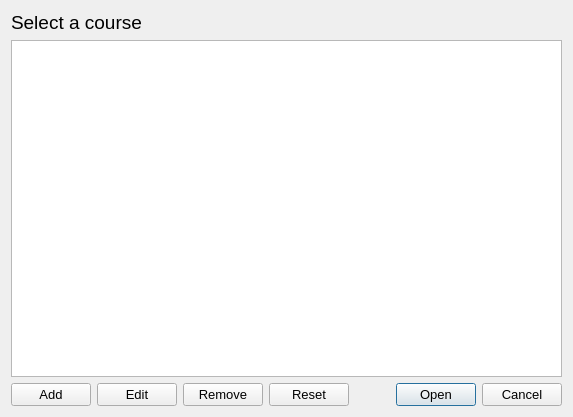
Qt form courses.ui (Sucharek233/ATFinQt) before a commit.
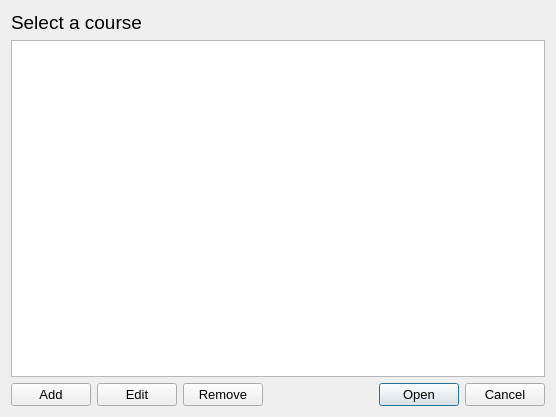
The same form after that commit.

The edit to the form file:
```diff
--- a/courses.ui
+++ b/courses.ui
@@ -6,7 +6,7 @@
    <rect>
     <x>0</x>
     <y>0</y>
-    <width>573</width>
+    <width>556</width>
     <height>417</height>
    </rect>
   </property>
@@ -14,15 +14,24 @@
    <string>Course selector</string>
   </property>
   <layout class="QGridLayout" name="gridLayout">
-   <item row="3" column="2">
-    <widget class="QPushButton" name="pushButton_Remove">
+   <item row="1" column="0" colspan="4">
+    <widget class="QListWidget" name="listWidget_Courses">
+     <property name="font">
+      <font>
+       <pointsize>12</pointsize>
+      </font>
+     </property>
+    </widget>
+   </item>
+   <item row="3" column="1">
+    <widget class="QPushButton" name="pushButton_Edit">
      <property name="font">
       <font>
        <pointsize>10</pointsize>
       </font>
      </property>
      <property name="text">
-      <string>Remove</string>
+      <string>Edit</string>
      </property>
     </widget>
    </item>
@@ -38,7 +47,7 @@
      </property>
     </widget>
    </item>
-   <item row="0" column="0" colspan="5">
+   <item row="0" column="0" colspan="4">
     <widget class="QLabel" name="label">
      <property name="sizePolicy">
       <sizepolicy hsizetype="Expanding" vsizetype="Fixed">
@@ -59,7 +68,19 @@
      </property>
     </widget>
    </item>
-   <item row="3" column="4">
+   <item row="3" column="2">
+    <widget class="QPushButton" name="pushButton_Remove">
+     <property name="font">
+      <font>
+       <pointsize>10</pointsize>
+      </font>
+     </property>
+     <property name="text">
+      <string>Remove</string>
+     </property>
+    </widget>
+   </item>
+   <item row="3" column="3">
     <widget class="QDialogButtonBox" name="buttonBox">
      <property name="font">
       <font>
@@ -74,39 +95,6 @@
      </property>
     </widget>
    </item>
-   <item row="3" column="3">
-    <widget class="QPushButton" name="pushButton_Reset">
-     <property name="font">
-      <font>
-       <pointsize>10</pointsize>
-      </font>
-     </property>
-     <property name="text">
-      <string>Reset</string>
-     </property>
-    </widget>
-   </item>
-   <item row="1" column="0" colspan="5">
-    <widget class="QListWidget" name="listWidget_Courses">
-     <property name="font">
-      <font>
-       <pointsize>12</pointsize>
-      </font>
-     </property>
-    </widget>
-   </item>
-   <item row="3" column="1">
-    <widget class="QPushButton" name="pushButton_Edit">
-     <property name="font">
-      <font>
-       <pointsize>10</pointsize>
-      </font>
-     </property>
-     <property name="text">
-      <string>Edit</string>
-     </property>
-    </widget>
-   </item>
   </layout>
  </widget>
  <resources/>
```
